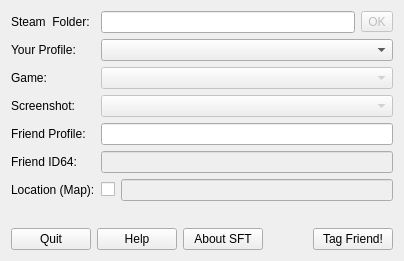
The window that mainwindow.ui (lucianopeixoto/SteamFriendsTagger) describes before a commit, drawn with Qt 5.
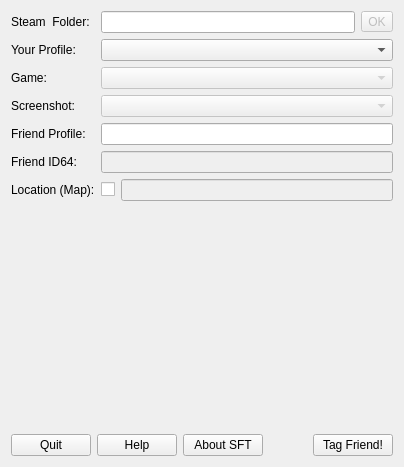
The same window after the commit.

Commit message: Image Preview working

Diff of the .ui file:
```diff
--- a/mainwindow.ui
+++ b/mainwindow.ui
@@ -7,7 +7,7 @@
     <x>0</x>
     <y>0</y>
     <width>404</width>
-    <height>261</height>
+    <height>467</height>
    </rect>
   </property>
   <property name="sizePolicy">
@@ -16,6 +16,12 @@
     <verstretch>0</verstretch>
    </sizepolicy>
   </property>
+  <property name="maximumSize">
+   <size>
+    <width>404</width>
+    <height>467</height>
+   </size>
+  </property>
   <property name="cursor">
    <cursorShape>ArrowCursor</cursorShape>
   </property>
@@ -27,7 +33,7 @@
   </property>
   <widget class="QWidget" name="centralWidget">
    <layout class="QGridLayout" name="gridLayout">
-    <item row="2" column="1">
+    <item row="4" column="1">
      <layout class="QHBoxLayout" name="horizontalLayout_2">
       <property name="sizeConstraint">
        <enum>QLayout::SetDefaultConstraint</enum>
@@ -93,7 +99,7 @@
       </item>
      </layout>
     </item>
-    <item row="0" column="1">
+    <item row="2" column="1">
      <layout class="QFormLayout" name="formLayout_2">
       <item row="7" column="0">
        <widget class="QLabel" name="labelSteamProfile">
@@ -236,6 +242,22 @@
       </item>
      </layout>
     </item>
+    <item row="3" column="1">
+     <widget class="QLabel" name="labelImagePreviewPixel">
+      <property name="minimumSize">
+       <size>
+        <width>0</width>
+        <height>0</height>
+       </size>
+      </property>
+      <property name="text">
+       <string/>
+      </property>
+      <property name="scaledContents">
+       <bool>false</bool>
+      </property>
+     </widget>
+    </item>
    </layout>
   </widget>
  </widget>
```
The commit also changes 3 other files.
